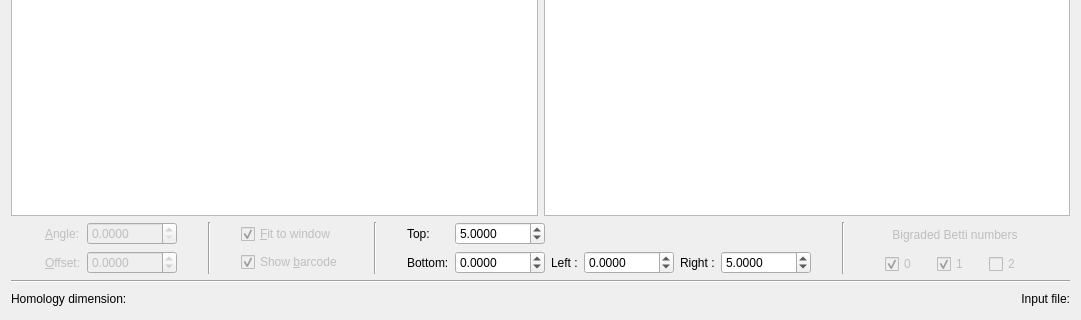
Old version of the form visualizationwindow.ui in the repository rivetTDA/rivet; both pictures show x 0 to 1081 and y 530 to 850 of the 1081 by 850 pixel window.
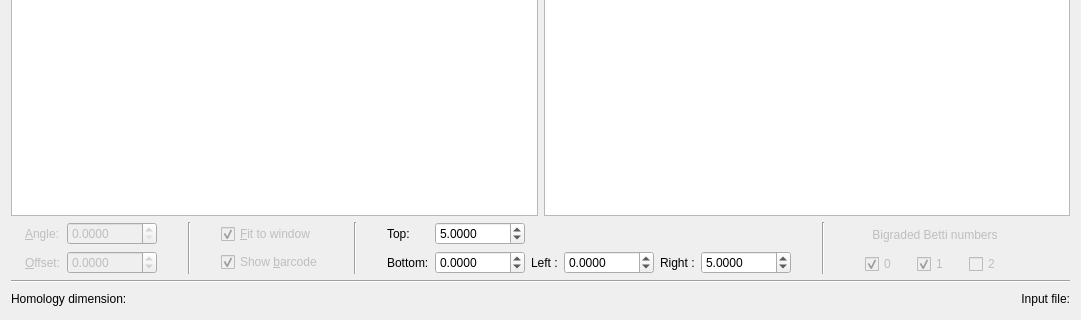
New version of the form.

```diff
--- a/visualizationwindow.ui
+++ b/visualizationwindow.ui
@@ -98,9 +98,12 @@
         <property name="orientation">
          <enum>Qt::Horizontal</enum>
         </property>
+        <property name="sizeType">
+         <enum>QSizePolicy::Maximum</enum>
+        </property>
         <property name="sizeHint" stdset="0">
          <size>
-          <width>60</width>
+          <width>20</width>
           <height>20</height>
          </size>
         </property>
@@ -190,7 +193,7 @@
         </property>
         <property name="sizeHint" stdset="0">
          <size>
-          <width>50</width>
+          <width>30</width>
           <height>20</height>
          </size>
         </property>
@@ -213,7 +216,7 @@
         </property>
         <property name="sizeHint" stdset="0">
          <size>
-          <width>50</width>
+          <width>30</width>
           <height>20</height>
          </size>
         </property>
@@ -283,7 +286,7 @@
         </property>
         <property name="sizeHint" stdset="0">
          <size>
-          <width>50</width>
+          <width>30</width>
           <height>20</height>
          </size>
         </property>
@@ -306,7 +309,7 @@
         </property>
         <property name="sizeHint" stdset="0">
          <size>
-          <width>50</width>
+          <width>30</width>
           <height>20</height>
          </size>
         </property>
@@ -473,7 +476,7 @@
         </property>
         <property name="sizeHint" stdset="0">
          <size>
-          <width>50</width>
+          <width>30</width>
           <height>20</height>
          </size>
         </property>
@@ -496,7 +499,7 @@
         </property>
         <property name="sizeHint" stdset="0">
          <size>
-          <width>50</width>
+          <width>30</width>
           <height>20</height>
          </size>
         </property>
```
